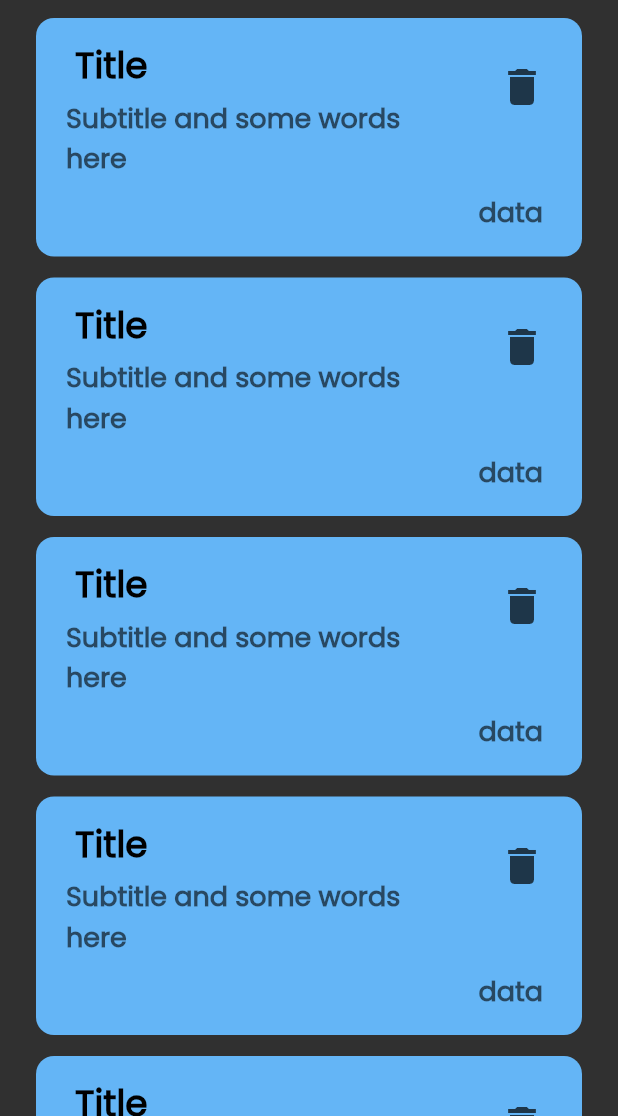
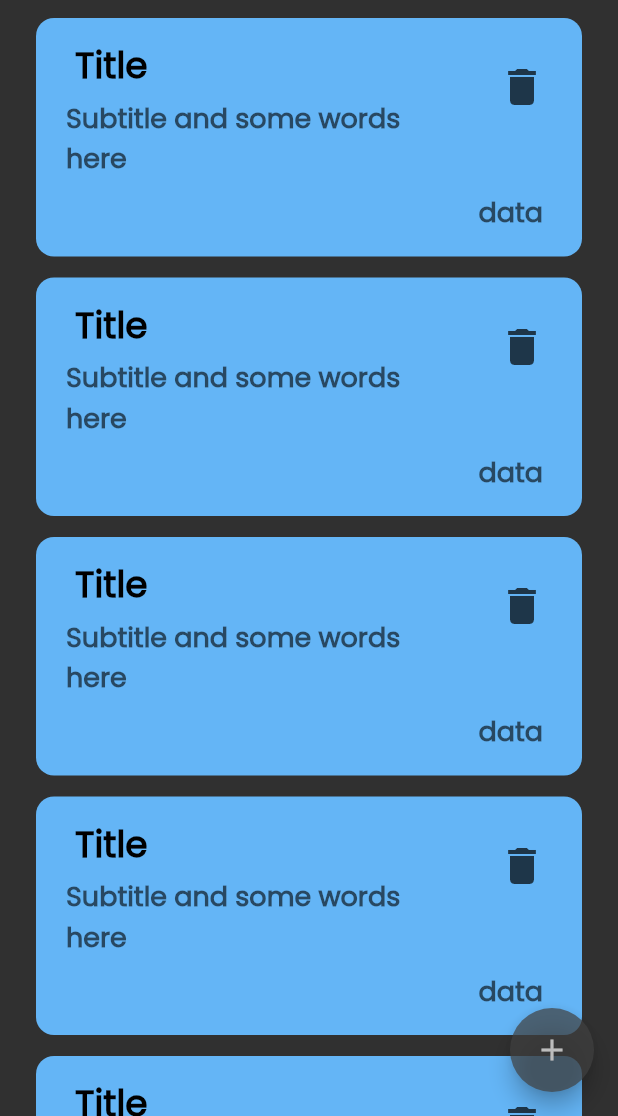
Before and after one commit to Ahmedmahmouddd/notes_app, a Flutter app: the screen it shows after launch, on a phone screen of 412 x 824 dp, the part 120-1236 px from its top. Run offline on Flutter 3.47's test engine with Material 2 defaults, Android fonts, the phone set to English and light mode, and no system bars.

Commit message:
add floating action point

```diff
--- a/lib/views/notes_view.dart
+++ b/lib/views/notes_view.dart
@@ -6,8 +6,16 @@ class NotesView extends StatelessWidget {
 
   @override
   Widget build(BuildContext context) {
-    return const Scaffold(
-      body: NotesViewBody(),
+    return Scaffold(
+      floatingActionButton: FloatingActionButton(
+        onPressed: () {},
+        backgroundColor: Color.fromARGB(255, 65, 65, 65).withOpacity(0.7),
+        child: Icon(
+          Icons.add,
+          color: Colors.grey[400],
+        ),
+      ),
+      body: const NotesViewBody(),
     );
   }
 }
```
